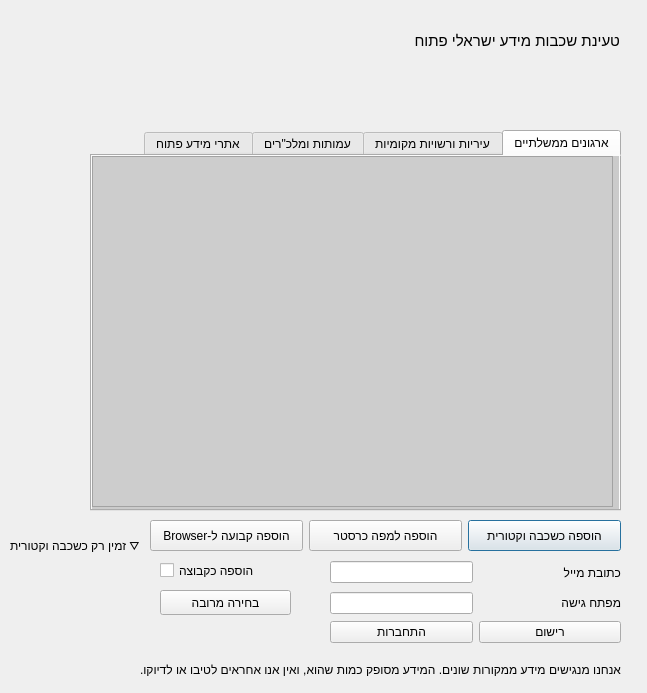
Before: the Qt Designer form opendata_loader_dialog_base.ui in KaplanOpenSource/qgis-open-data, drawn with Qt 5.
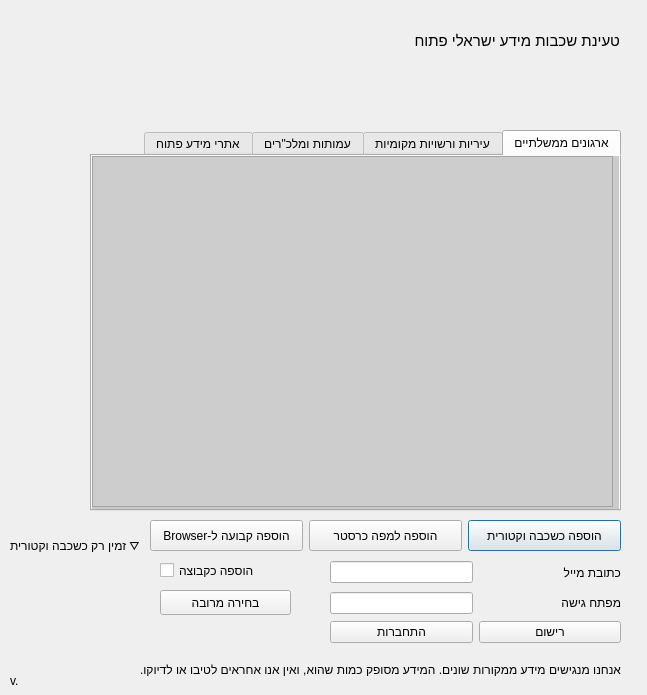
After: the same form once the commit is applied. Icons and pictures are not drawn.

Commit message: Add version label in the bottom left corner

Diff of the .ui file:
```diff
--- a/opendata_loader_dialog_base.ui
+++ b/opendata_loader_dialog_base.ui
@@ -7,7 +7,7 @@
     <x>0</x>
     <y>0</y>
     <width>647</width>
-    <height>693</height>
+    <height>695</height>
    </rect>
   </property>
   <property name="windowTitle">
@@ -101,9 +101,9 @@
   <widget class="QLabel" name="header">
    <property name="geometry">
     <rect>
-     <x>410</x>
+     <x>379</x>
      <y>10</y>
-     <width>210</width>
+     <width>241</width>
      <height>61</height>
     </rect>
    </property>
@@ -821,6 +821,19 @@
     <string>אנחנו מנגישים מידע ממקורות שונים. המידע מסופק כמות שהוא, ואין אנו אחראים לטיבו או לדיוקו.</string>
    </property>
   </widget>
+  <widget class="QLabel" name="vLabel">
+   <property name="geometry">
+    <rect>
+     <x>10</x>
+     <y>670</y>
+     <width>91</width>
+     <height>21</height>
+    </rect>
+   </property>
+   <property name="text">
+    <string>v.</string>
+   </property>
+  </widget>
  </widget>
  <resources>
  </resources>
```
Left out of the diff: 3 changed lines with no effect on the pictures. The commit also changes 1 other file.
